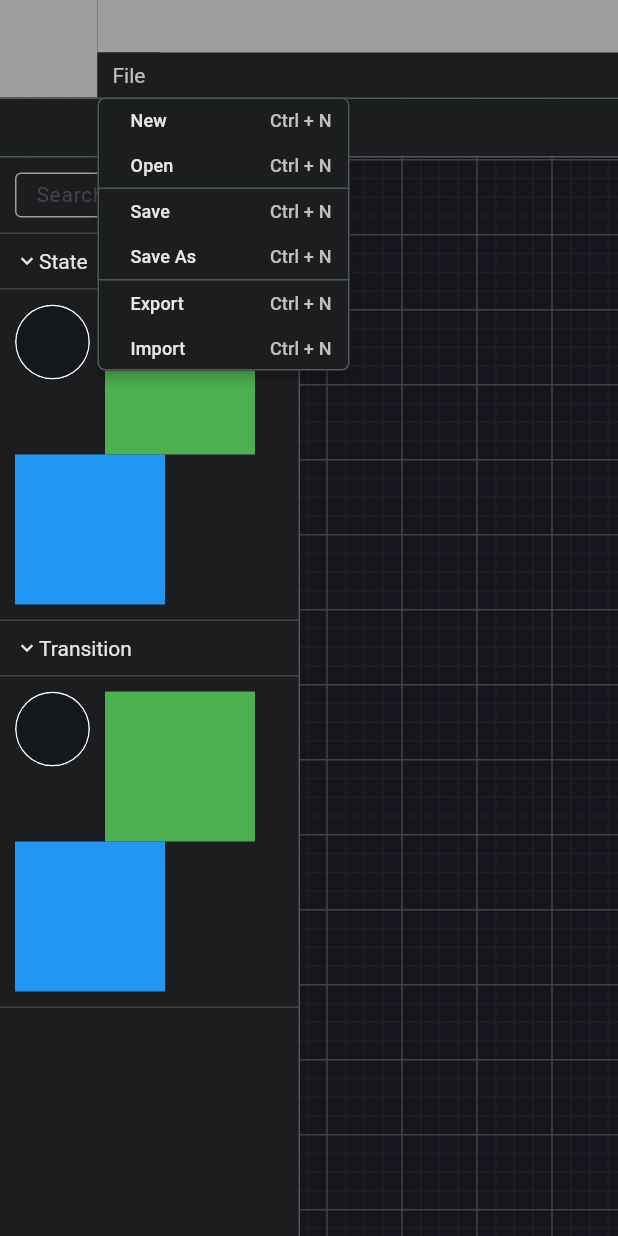
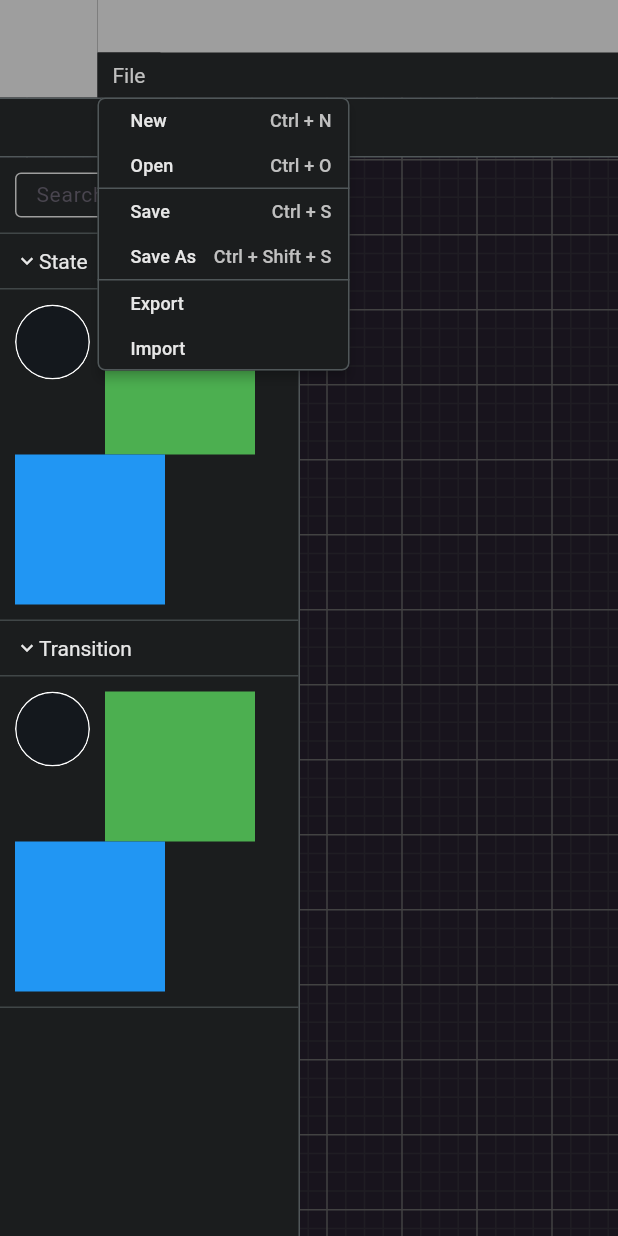
Before and after one commit to MeowKyWay/fa_simulator, a Flutter app: the screen it shows after launch, after a tap on "State", after a tap on "Transition", after a tap on "File", on a phone screen of 412 x 824 dp. Run offline on Flutter 3.47's test engine with Material 3 defaults, Android fonts, the phone set to English and light mode, and no system bars; our stand-ins replace dotted_border.

Commit message:
Handle cmd and ctrl for mac and window

```diff
--- /dev/null
+++ b/lib/widget/keyboard/key_handler/diagram_shortcut.dart
@@ -0,0 +1,24 @@
+import 'dart:io';
+
+class DiagramShortcut {
+  String get control {
+    if (Platform.isMacOS) {
+      return 'Cmd';
+    }
+    return 'Ctrl';
+  }
+
+  //file
+  String get newFile => '$control + N';
+  String get open => '$control + O';
+
+  String get save => '$control + S';
+  String get saveAs => '$control + Shift + S';
+
+  //edit
+  String get undo => '$control + Z';
+  String get redo => '$control + Shift + Z';
+
+  String get copy => '$control + C';
+  String get paste => '$control + V';
+}
--- a/lib/widget/keyboard/key_handler/key_distributor.dart
+++ b/lib/widget/keyboard/key_handler/key_distributor.dart
@@ -12,9 +12,7 @@ import 'package:fa_simulator/widget/provider/renaming_provider.dart';
 import 'package:flutter/services.dart';
 
 void handleKey(LogicalKeyboardKey key) {
-  if (KeyboardProvider()
-      .modifierKeys
-      .contains(LogicalKeyboardKey.controlLeft)) {
+  if (KeyboardProvider().isCtrlPressed) {
     handleCtrl(key);
     return;
   }
--- a/lib/widget/provider/keyboard_provider.dart
+++ b/lib/widget/provider/keyboard_provider.dart
@@ -1,3 +1,5 @@
+import 'dart:io';
+
 import 'package:fa_simulator/widget/keyboard/char_handler.dart';
 import 'package:fa_simulator/widget/keyboard/key_handler/key_distributor.dart';
 import 'package:fa_simulator/widget/keyboard/key_type.dart';
@@ -65,4 +67,13 @@ class KeyboardProvider with ChangeNotifier {
   bool get isShiftPressed =>
       modifierKeys.contains(LogicalKeyboardKey.shiftLeft) ||
       modifierKeys.contains(LogicalKeyboardKey.shiftRight);
+
+  bool get isCtrlPressed {
+    if (Platform.isMacOS) {
+      return modifierKeys.contains(LogicalKeyboardKey.metaLeft) ||
+          modifierKeys.contains(LogicalKeyboardKey.metaRight);
+    }
+    return modifierKeys.contains(LogicalKeyboardKey.controlLeft) ||
+        modifierKeys.contains(LogicalKeyboardKey.controlRight);
+  }
 }
--- a/lib/widget/top_bar/menu_bar/menu/diagram_file_menu.dart
+++ b/lib/widget/top_bar/menu_bar/menu/diagram_file_menu.dart
@@ -1,3 +1,4 @@
+import 'package:fa_simulator/widget/keyboard/key_handler/diagram_shortcut.dart';
 import 'package:fa_simulator/widget/top_bar/menu_bar/menu/diagram_menu.dart';
 import 'package:fa_simulator/widget/top_bar/menu_bar/menu/diagram_menu_item.dart';
 import 'package:flutter/material.dart';
@@ -12,12 +13,28 @@ class DiagramFileMenu extends DiagramMenu {
 
   @override
   List<PopupMenuEntry> get items => [
-        DiagramMenuItem(label: 'New').build(),
-        DiagramMenuItem(label: 'Open').build(),
-        PopupMenuDivider(height: 1,),
-        DiagramMenuItem(label: 'Save').build(),
-        DiagramMenuItem(label: 'Save As').build(),
-        PopupMenuDivider(height: 1,),
+        DiagramMenuItem(
+          label: 'New',
+          shortcut: DiagramShortcut().newFile,
+        ).build(),
+        DiagramMenuItem(
+          label: 'Open',
+          shortcut: DiagramShortcut().open,
+        ).build(),
+        const PopupMenuDivider(
+          height: 1,
+        ),
+        DiagramMenuItem(
+          label: 'Save',
+          shortcut: DiagramShortcut().save,
+        ).build(),
+        DiagramMenuItem(
+          label: 'Save As',
+          shortcut: DiagramShortcut().saveAs,
+        ).build(),
+        const PopupMenuDivider(
+          height: 1,
+        ),
         DiagramMenuItem(label: 'Export').build(),
         DiagramMenuItem(label: 'Import').build(),
       ];
--- a/lib/widget/top_bar/menu_bar/menu/diagram_menu_item.dart
+++ b/lib/widget/top_bar/menu_bar/menu/diagram_menu_item.dart
@@ -7,7 +7,7 @@ class DiagramMenuItem {
 
   const DiagramMenuItem({
     required this.label,
-    this.shortcut = 'Ctrl + N',
+    this.shortcut = '',
   });
 
   PopupMenuItem build() {
@@ -15,7 +15,6 @@ class DiagramMenuItem {
       height: 30,
       child: Container(
         margin: const EdgeInsets.only(left: 10),
-        color: secondaryColor,
         child: Row(
           children: [
             Expanded(
```
